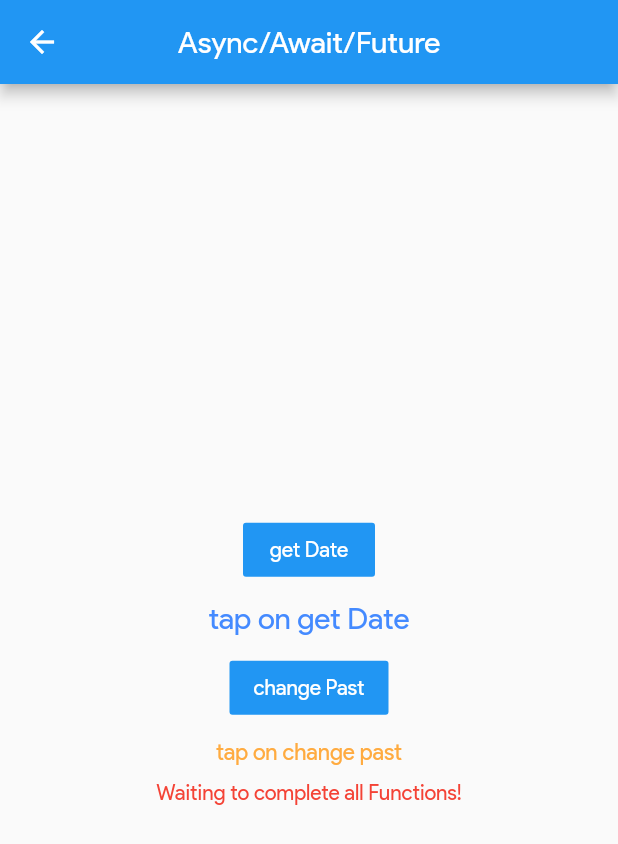
After one commit to madhavtripathi05/Flutter-Examples, a Flutter app: the screen it shows after launch, after a tap on "Async/Await/Future", on a phone screen of 412 x 824 dp. The commit adds this screen. Shown: the top 844 px of the screen. Run offline on Flutter 3.47's test engine with Material 2 defaults, Android fonts, the phone set to English and light mode, and no system bars; our stand-ins replace simple_animations; network calls fail.

Commit message:
added async/await

```diff
--- a/material_app/lib/main.dart
+++ b/material_app/lib/main.dart
@@ -1,4 +1,8 @@
 import 'package:flutter/material.dart';
+import 'package:material_app/screens/confirmation_acknowledgement.dart';
+import 'package:material_app/widgets/async_await.dart';
+import 'package:material_app/widgets/gridview_builder.dart';
+import 'package:material_app/widgets/listview_builder.dart';
 
 import './screens/home_screen.dart';
 import './screens/screen1.dart';
@@ -33,9 +37,14 @@ class MyApp extends StatelessWidget {
       //routes to different screens
       routes: {
         /*if home not specified app will start from here*/
+        AsyncAwait.routeName: (context) => AsyncAwait(),
         ButtonsDemo.routeName: (context) => ButtonsDemo(),
+        ConfirmationAcknowledgement.routeName: (context) =>
+            ConfirmationAcknowledgement(),
         FormsDemo.routeName: (context) => FormsDemo(),
+        GridViewBuilderDemo.routeName: (context) => GridViewBuilderDemo(),
         HomeScreen.routeName: (context) => HomeScreen(),
+        ListViewBuilderDemo.routeName: (context) => ListViewBuilderDemo(),
         RowColumn.routeName: (context) => RowColumn(),
         ScaffoldWidget.routeName: (context) => ScaffoldWidget(),
         Screen1.routeName: (context) => Screen1(),
--- /dev/null
+++ b/material_app/lib/widgets/async_await.dart
@@ -0,0 +1,145 @@
+// Why Asynchronous Programming?
+// An Asynchronous operation allows other operations to execute before it completes.
+/*
+* Examples: Waiting for a page to load,
+* getting data from an API endpoint,
+* updating entries to a Database
+*/
+// Future, async, await Keywords
+/*
+ * Future: Object which is Expected to be resolved in 'FUTURE'.
+ * if it completes with success control goes to .then()
+ * and perform different operations,
+ * else .catchError() where you can handle the errors.
+ */
+
+import 'package:flutter/material.dart';
+
+class AsyncAwait extends StatefulWidget {
+  static const routeName = '/async-await';
+  @override
+  _AsyncAwaitState createState() => _AsyncAwaitState();
+}
+
+class _AsyncAwaitState extends State<AsyncAwait> {
+  bool _isLoading1 = false;
+  bool _isLoading2 = false;
+  bool _isCompleted = false;
+  String date = 'tap on get Date';
+  String past = 'tap on change past';
+
+  Future<String> getDateTime() async {
+    //Suppose there's a function which takes a while to complete
+    String dateTime = await Future<String>.delayed(
+        Duration(seconds: 2), () => DateTime.now().toString());
+    return dateTime;
+    // returns YYYY-MM-DD HH:MM:SS.milliseconds
+  }
+
+// This Function doesn't return a value so it's void
+  Future<void> getDate() async {
+    // lets extract first 10 characters using Substring Method.
+    // .then will assign value after 1 second
+    setState(() => _isLoading1 = true);
+    String date = await getDateTime().then((val) => val.substring(0, 10));
+    print(date);
+    setState(() => this.date = date);
+    setState(() => _isLoading1 = false);
+  }
+
+  Future<String> changePast() async {
+// let's throw an error from this function
+    try {
+      await Future.delayed(
+          Duration(seconds: 2),
+          () =>
+              throw "You can't change the Past\nbecause it's already a Future :)");
+    } catch (e) {
+      //will return the exception
+      return e;
+    }
+    // this will never be executed
+    return 'you changed the past';
+  }
+
+  Future<void> life() async {
+    setState(() => _isLoading2 = true);
+    String past;
+// .catchError is invoked when an error occurs
+    past = await changePast().then((val) => val).catchError((err) => err);
+
+    print(past);
+    setState(() => this.past = past);
+    setState(() => _isLoading2 = false);
+    setState(() => _isCompleted = true);
+  }
+
+/*
+*  NOTE: if you won't specify main as async,
+*  or wait for methods to complete, last line (Non-Futures)
+*  will be executed first and then both functions will be executed.
+*  if you want to run pure in Dart
+*  void main() async {
+*    // get current date
+*    await getDate();
+*    // Pun intended
+*    await life();
+*
+*    print('Waiting for all the functions to complete!');
+* }
+*/
+
+  @override
+  Widget build(BuildContext context) {
+    return Scaffold(
+      appBar: AppBar(
+        title: Text('Async/Await/Future'),
+        centerTitle: true,
+      ),
+      body: Center(
+        child: Column(
+          mainAxisAlignment: MainAxisAlignment.center,
+          children: <Widget>[
+            FlatButton(
+              child: Text('get Date'),
+              onPressed: getDate,
+              color: Colors.blue,
+              textColor: Colors.white,
+            ),
+            SizedBox(height: 10),
+            _isLoading1
+                ? CircularProgressIndicator()
+                : Text(
+                    date,
+                    style: TextStyle(fontSize: 20, color: Colors.blueAccent),
+                  ),
+            SizedBox(height: 10),
+            FlatButton(
+              child: Text('change Past'),
+              onPressed: life,
+              color: Colors.blue,
+              textColor: Colors.white,
+            ),
+            SizedBox(height: 10),
+            _isLoading2
+                ? CircularProgressIndicator(
+                    valueColor:
+                        AlwaysStoppedAnimation<Color>(Colors.orangeAccent),
+                  )
+                : Text(
+                    past,
+                    style: TextStyle(fontSize: 15, color: Colors.orangeAccent),
+                    textAlign: TextAlign.center,
+                  ),
+            SizedBox(height: 10),
+            _isCompleted
+                ? Text('All Functions executed!',
+                    style: TextStyle(color: Colors.green))
+                : Text('Waiting to complete all Functions!',
+                    style: TextStyle(color: Colors.red)),
+          ],
+        ),
+      ),
+    );
+  }
+}
--- a/material_app/lib/widgets/scaffold_widget.dart
+++ b/material_app/lib/widgets/scaffold_widget.dart
@@ -1,6 +1,8 @@
 import 'dart:math';
 
 import 'package:flutter/material.dart';
+import 'package:material_app/screens/confirmation_acknowledgement.dart';
+import 'package:material_app/widgets/async_await.dart';
 
 import '../screens/home_screen.dart';
 
@@ -9,6 +11,8 @@ import '../widgets/row_column.dart';
 import '../widgets/sliders_demo.dart';
 import '../widgets/stack_widget.dart';
 import '../widgets/buttons_demo.dart';
+import 'gridview_builder.dart';
+import 'listview_builder.dart';
 
 class ScaffoldWidget extends StatefulWidget {
   static const routeName = '/scaffold-widget';
@@ -65,6 +69,23 @@ class _ScaffoldWidgetState extends State<ScaffoldWidget> {
               color: myColor,
               textColor: Colors.white,
               onPressed: () =>
+                  Navigator.pushNamed(context, AsyncAwait.routeName),
+              child: Text('Async/Await/Future'),
+            ),
+            RaisedButton(
+              color: myColor,
+              textColor: Colors.white,
+              onPressed: () => Navigator.pushNamed(
+                  context, ConfirmationAcknowledgement.routeName),
+              child: Text(
+                'Confirmation &\nAcknowledgement',
+                textAlign: TextAlign.center,
+              ),
+            ),
+            RaisedButton(
+              color: myColor,
+              textColor: Colors.white,
+              onPressed: () =>
                   Navigator.pushNamed(context, HomeScreen.routeName),
               child: Text('Navigation Demo'),
             ),
@@ -102,6 +123,20 @@ class _ScaffoldWidgetState extends State<ScaffoldWidget> {
               onPressed: () =>
                   Navigator.pushNamed(context, FormsDemo.routeName),
               child: Text('Form'),
+            ),
+            RaisedButton(
+              color: myColor,
+              textColor: Colors.white,
+              onPressed: () =>
+                  Navigator.pushNamed(context, ListViewBuilderDemo.routeName),
+              child: Text('ListView'),
+            ),
+            RaisedButton(
+              color: myColor,
+              textColor: Colors.white,
+              onPressed: () =>
+                  Navigator.pushNamed(context, GridViewBuilderDemo.routeName),
+              child: Text('GridView'),
             ),
           ],
         ),
```
Also changed, not shown: material_app/lib/data/data.dart (added, +29 -0 lines), material_app/lib/screens/confirmation_acknowledgement.dart (added, +115 -0 lines), material_app/lib/widgets/gridview_builder.dart (added, +46 -0 lines), material_app/lib/widgets/listview_builder.dart (added, +31 -0 lines).
